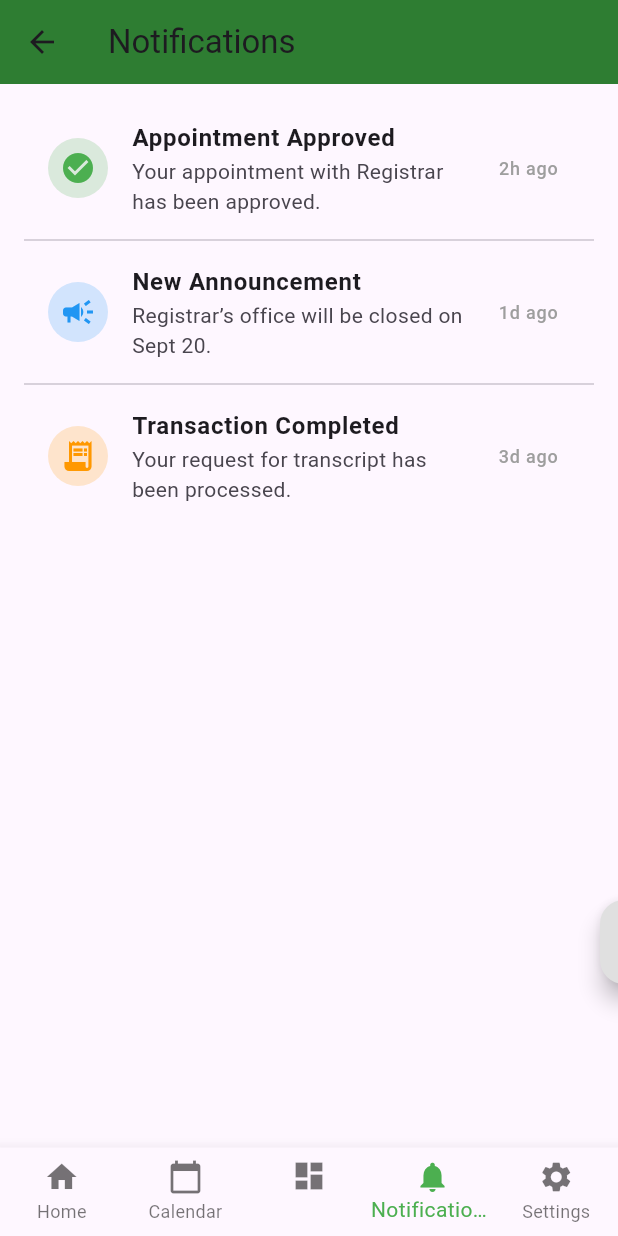
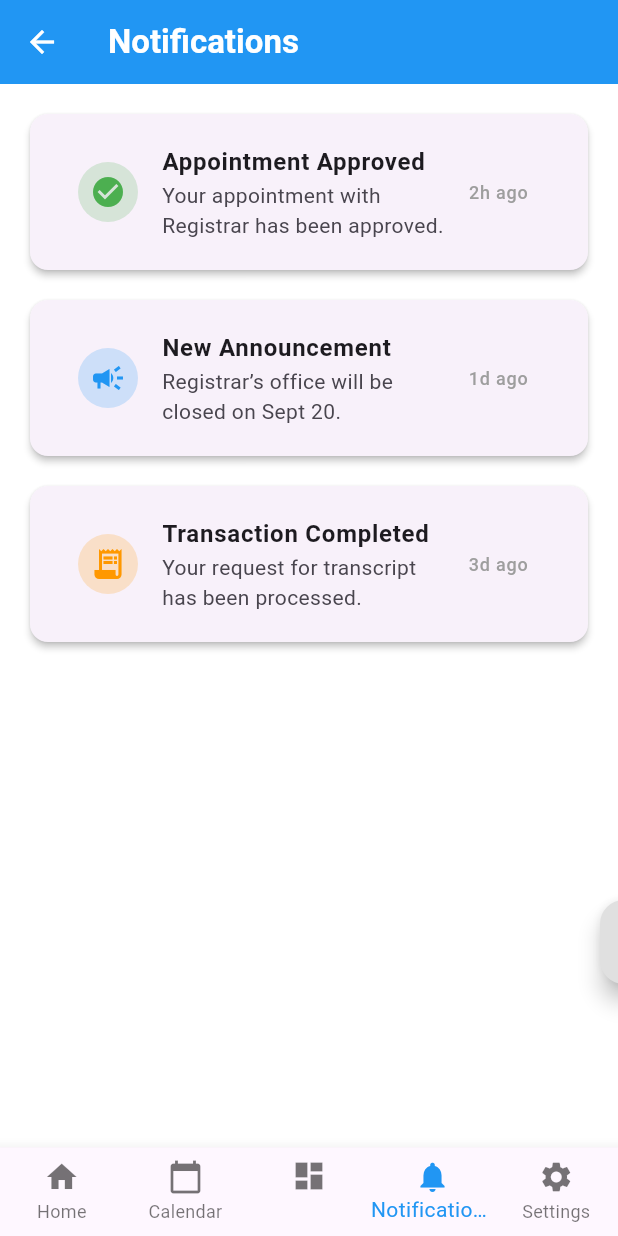
Before and after one commit to christian0507341/RegistrarConnect, a Flutter app: the HomeContainer screen opened by its route, item 4 of the bottom bar chosen, on a phone screen of 412 x 824 dp. Run offline on Flutter 3.47's test engine with Material 3 defaults, Android fonts, the light colour scheme and no system bars; our stand-ins replace dio, equatable, flutter_bloc, flutter_secure_storage, table_calendar; accounts and stored records are empty.

Commit message:
notifacation page update also some fix

```diff
--- a/mobile/lib/features/home/presentation/pages/home_container.dart
+++ b/mobile/lib/features/home/presentation/pages/home_container.dart
@@ -37,7 +37,7 @@ class _HomeContainerState extends State<HomeContainer> {
       bottomNavigationBar: BottomNavigationBar(
         type: BottomNavigationBarType.fixed,
         currentIndex: _selectedIndex,
-        selectedItemColor: Colors.green,
+        selectedItemColor: const Color(0xFF2196F3),
         onTap: _onItemTapped,
         items: const [
           BottomNavigationBarItem(icon: Icon(Icons.home), label: "Home"),
--- a/mobile/lib/features/notifications/presentation/pages/notification_page.dart
+++ b/mobile/lib/features/notifications/presentation/pages/notification_page.dart
@@ -6,45 +6,72 @@ import '../bloc/notification_state.dart';
 import '../widgets/notification_item_widget.dart';
 
 class NotificationPage extends StatelessWidget {
-  const NotificationPage({super.key}); // ✅ Remove required notificationBloc
+  const NotificationPage({super.key});
 
   @override
   Widget build(BuildContext context) {
-    final notificationBloc = BlocProvider.of<NotificationBloc>(context); // Access global Bloc
+    final notificationBloc = BlocProvider.of<NotificationBloc>(context);
     notificationBloc.add(LoadNotifications());
 
-    return BlocBuilder<NotificationBloc, NotificationState>(
+    return Scaffold(
+      backgroundColor: Colors.white,
+      appBar: AppBar(
+        title: const Text(
+          "Notifications",
+          style: TextStyle(fontWeight: FontWeight.w600),
+        ),
+        backgroundColor: Colors.blue,
+        foregroundColor: Colors.white,
+        elevation: 0,
+      ),
+      body: BlocBuilder<NotificationBloc, NotificationState>(
         bloc: notificationBloc,
         builder: (context, state) {
-        Widget body;
-
           if (state is NotificationLoading || state is NotificationInitial) {
-          body = const Center(child: CircularProgressIndicator());
+            return const Center(child: CircularProgressIndicator());
           } else if (state is NotificationLoaded) {
             final notifications = state.notifications;
-          body = ListView.separated(
+
+            if (notifications.isEmpty) {
+              return const Center(
+                child: Text(
+                  "No notifications yet.",
+                  style: TextStyle(color: Colors.black54, fontSize: 16),
+                ),
+              );
+            }
+
+            return ListView.separated(
               padding: const EdgeInsets.all(16),
               itemCount: notifications.length,
-            separatorBuilder: (_, __) => const Divider(),
+              separatorBuilder: (_, __) => const SizedBox(height: 12),
               itemBuilder: (context, index) {
                 final n = notifications[index];
-              return NotificationItemWidget(notification: n);
+                return Card(
+                  elevation: 2,
+                  shape: RoundedRectangleBorder(
+                    borderRadius: BorderRadius.circular(12),
+                  ),
+                  child: Padding(
+                    padding: const EdgeInsets.symmetric(
+                        horizontal: 16, vertical: 12),
+                    child: NotificationItemWidget(notification: n),
+                  ),
+                );
               },
             );
           } else if (state is NotificationError) {
-          body = Center(child: Text(state.message));
+            return Center(
+              child: Text(
+                state.message,
+                style: const TextStyle(color: Colors.redAccent),
+              ),
+            );
           } else {
-          body = const SizedBox.shrink();
+            return const SizedBox.shrink();
           }
-
-        return Scaffold(
-          appBar: AppBar(
-            title: const Text("Notifications"),
-            backgroundColor: const Color(0xFF2E7D32),
+        },
       ),
-          body: body,
-        );
-      },
     );
   }
 }
```
Lines whose indentation alone changed are shown as unchanged.
